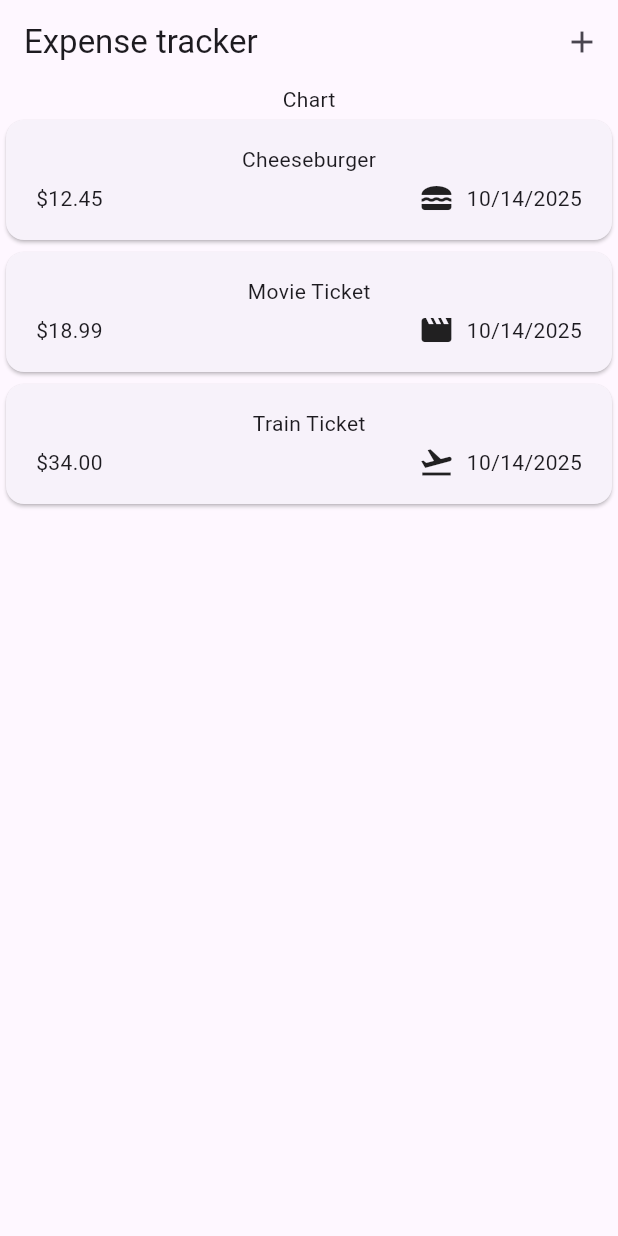
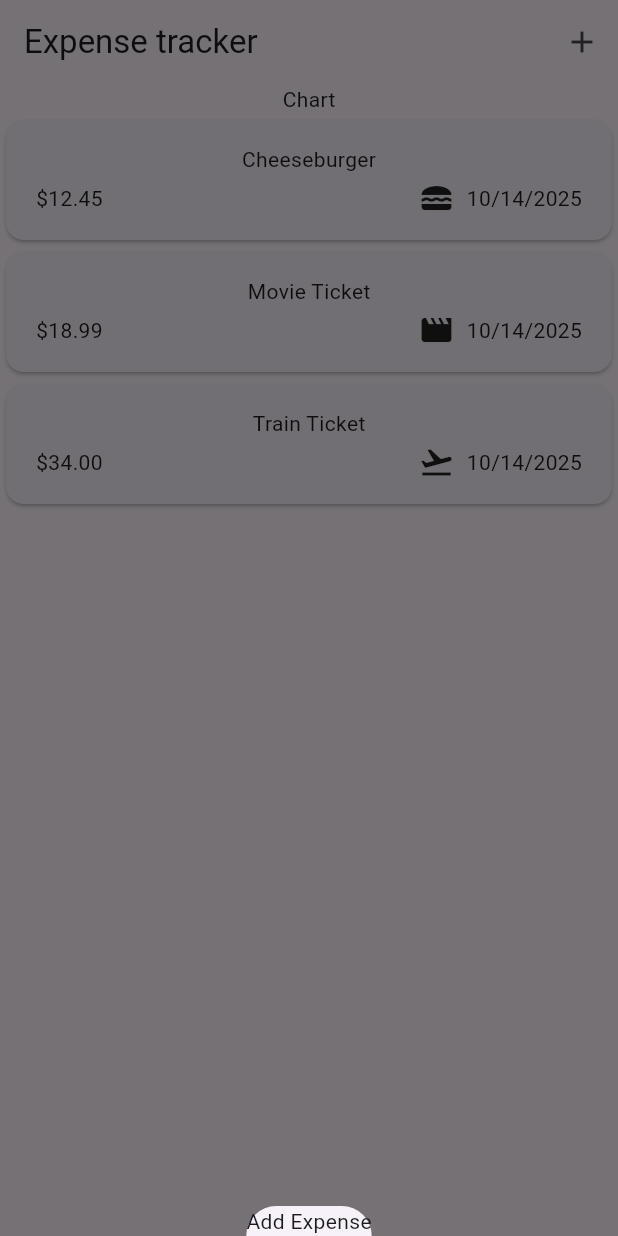
Before and after one commit to Bran108/expense_tracker, a Flutter app: the screen it shows after launch, after a tap on the "add" icon, on a phone screen of 412 x 824 dp. Run offline on Flutter 3.47's test engine with Material 3 defaults, Android fonts, the phone set to English and light mode, and no system bars.

Commit message:
added model function

```diff
--- a/lib/expenses.dart
+++ b/lib/expenses.dart
@@ -11,6 +11,11 @@ class Expenses extends StatefulWidget {
 }
 
 class _ExpensesState extends State<Expenses> {
+  void _openAddExpenseOverlay() {
+    showModalBottomSheet(context: context,
+    builder: (ctx) => Text('Add Expense'),
+    );
+  }
   final List<Expense> _registeredExpenses = [
     Expense(
       title: 'Cheeseburger',
@@ -37,7 +42,12 @@ class _ExpensesState extends State<Expenses> {
     return Scaffold(
       appBar: AppBar(
         title: const Text('Expense tracker'),
-        actions: [IconButton(onPressed: () {}, icon: const Icon(Icons.add))],
+        actions: [
+         IconButton(
+            onPressed: _openAddExpenseOverlay,
+            icon: const Icon(Icons.add),
+          ),
+        ],
       ),
       body: Column(
         children: [
```
